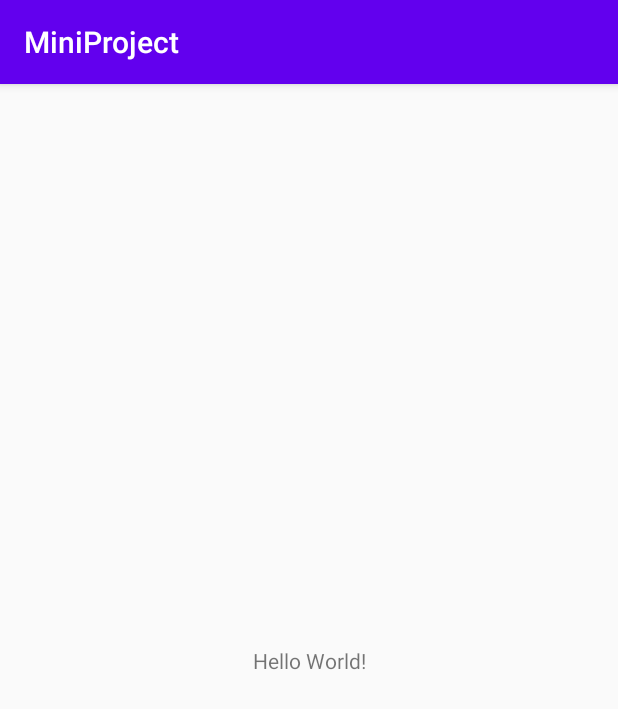
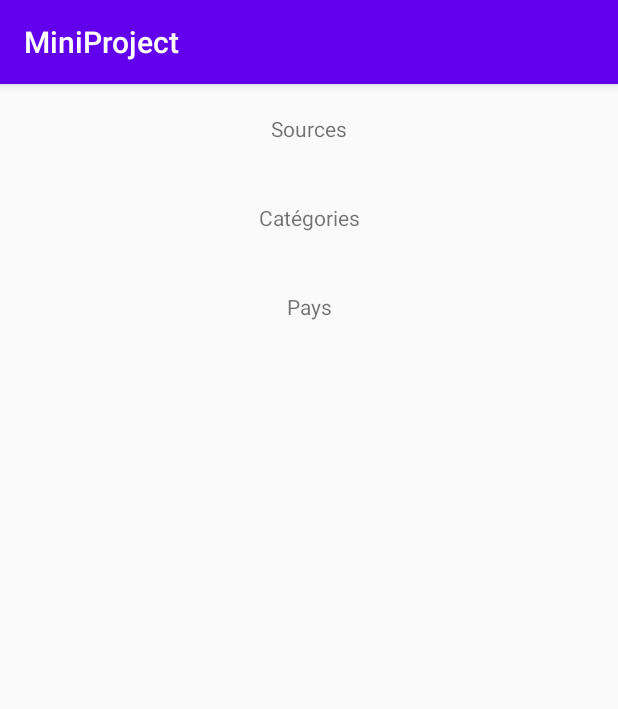
Before and after one commit to Hlefrant/BDDI_Kotlin_MiniProject, an Android app: the screen it shows after launch (MainActivity), on a phone screen of 412 x 824 dp. Shown: the top 709 px of the screen. Run offline under Robolectric (Android 15) with nearby library versions, the phone set to English and light mode, and no system bars.

Commit message:
Add ModesFragment / fragment_modes_view & mode click listener

```diff
--- a/app/build.gradle
+++ b/app/build.gradle
@@ -32,7 +32,9 @@ dependencies {
     implementation "org.jetbrains.kotlinx:kotlinx-coroutines-core:1.3.5"
     implementation "org.jetbrains.kotlinx:kotlinx-coroutines-android:1.3.5"
     implementation "androidx.lifecycle:lifecycle-runtime-ktx:2.3.0-alpha01"
-    implementation'androidx.recyclerview:recyclerview:1.1.0-beta04'
+    implementation'androidx.recyclerview:recyclerview:1.2.0-alpha02'
+
+    implementation project(":httpdata")
 
     implementation fileTree(dir: 'libs', include: ['*.jar'])
     implementation "org.jetbrains.kotlin:kotlin-stdlib-jdk7:$kotlin_version"
--- a/app/src/main/AndroidManifest.xml
+++ b/app/src/main/AndroidManifest.xml
@@ -3,7 +3,6 @@
     package="com.hugolefrant.miniproject">
 
     <uses-permission android:name="android.permission.INTERNET"/>
-
 
     <application
         android:allowBackup="true"
--- a/app/src/main/java/com/hugolefrant/miniproject/MainActivity.kt
+++ b/app/src/main/java/com/hugolefrant/miniproject/MainActivity.kt
@@ -2,11 +2,23 @@ package com.hugolefrant.miniproject
 
 import androidx.appcompat.app.AppCompatActivity
 import android.os.Bundle
+import androidx.fragment.app.Fragment
+import androidx.fragment.app.FragmentActivity
+import com.hugolefrant.miniproject.fragments.ModesFragment
 
 class MainActivity : AppCompatActivity() {
 
     override fun onCreate(savedInstanceState: Bundle?) {
         super.onCreate(savedInstanceState)
         setContentView(R.layout.activity_main)
+
+        change(ModesFragment())
     }
 }
+
+fun FragmentActivity.change(fragment: Fragment) {
+    supportFragmentManager.beginTransaction().apply {
+        replace(R.id.container, fragment)
+        addToBackStack(null)
+    }.commit()
+}
--- /dev/null
+++ b/app/src/main/java/com/hugolefrant/miniproject/adapters/ModeAdapter.kt
@@ -0,0 +1,40 @@
+package com.hugolefrant.miniproject.adapters
+
+import android.view.LayoutInflater
+import android.view.View
+import android.view.ViewGroup
+import android.widget.AdapterView
+import android.widget.TextView
+import androidx.recyclerview.widget.RecyclerView
+import com.hugolefrant.miniproject.R
+import models.Mode
+
+
+class ModeAdapter(private val dataset: List<Mode>, val itemClickListener: OnItemClickListener) : RecyclerView.Adapter<ModeAdapter.ViewHolder>() {
+    override fun onCreateViewHolder(parent: ViewGroup, viewType: Int): ViewHolder {
+        val rootView = LayoutInflater.from(parent.context)
+            .inflate(R.layout.mode_item, parent, false)
+        return ViewHolder(rootView)
+    }
+
+    override fun onBindViewHolder(holder: ViewHolder, position: Int) =
+        holder.bind(dataset[position], itemClickListener)
+
+    override fun getItemCount(): Int = dataset.size
+
+    class ViewHolder(val root: View) : RecyclerView.ViewHolder(root) {
+
+        fun bind(item: Mode, clickListener: OnItemClickListener) {
+            val txtviewName = root.findViewById<TextView>(R.id.mode_name)
+            txtviewName.text = item.name
+
+            root.setOnClickListener {
+                clickListener.onItemClicked(item)
+            }
+        }
+    }
+}
+
+interface OnItemClickListener{
+    fun onItemClicked(mode: Mode)
+}
--- /dev/null
+++ b/app/src/main/java/com/hugolefrant/miniproject/fragments/ChoiceFragment.kt
@@ -0,0 +1,45 @@
+package com.hugolefrant.miniproject.fragments
+
+import android.os.Bundle
+import android.view.LayoutInflater
+import android.view.View
+import android.view.ViewGroup
+import androidx.core.os.bundleOf
+import androidx.fragment.app.Fragment
+import androidx.recyclerview.widget.RecyclerView
+import com.hugolefrant.miniproject.R
+
+class ChoiceFragment: Fragment() {
+
+    private lateinit var recycler_view: RecyclerView
+
+    lateinit var modeList: List<Any>
+
+    override fun onCreateView(
+        inflater: LayoutInflater,
+        container: ViewGroup?,
+        savedInstanceState: Bundle?
+    ): View? {
+        return inflater.inflate(R.layout.fragment_choices_view,container,false)
+    }
+
+    override fun onViewCreated(view: View, savedInstanceState: Bundle?) {
+        super.onViewCreated(view, savedInstanceState)
+
+        /**var button = view.findViewById<Button>(R.id.btn_back)
+        button.setOnClickListener {
+            activity?.change(Categoriesfragment())
+        }**/
+
+        recycler_view = view.findViewById(R.id.recycler_view)
+    }
+
+    companion object {
+        const val ARGS_MODE = "ARGS_MODE"
+        fun newInstance(mode: List<Any>):ChoiceFragment {
+            return ChoiceFragment().apply {
+                modeList = mode
+            }
+        }
+    }
+}
--- /dev/null
+++ b/app/src/main/java/com/hugolefrant/miniproject/fragments/ModesFragment.kt
@@ -0,0 +1,53 @@
+package com.hugolefrant.miniproject.fragments
+
+import android.os.Bundle
+import android.view.LayoutInflater
+import android.view.View
+import android.view.ViewGroup
+import android.widget.Toast
+import androidx.fragment.app.Fragment
+import androidx.recyclerview.widget.LinearLayoutManager
+import androidx.recyclerview.widget.RecyclerView
+import com.hugolefrant.miniproject.R
+import com.hugolefrant.miniproject.adapters.ModeAdapter
+import com.hugolefrant.miniproject.adapters.OnItemClickListener
+import models.Mode
+
+class ModesFragment: Fragment(), OnItemClickListener {
+
+    private lateinit var recycler_view: RecyclerView
+
+    override fun onCreateView(
+        inflater: LayoutInflater,
+        container: ViewGroup?,
+        savedInstanceState: Bundle?
+    ): View? {
+        return inflater.inflate(R.layout.fragment_modes_view,container,false)
+    }
+
+    override fun onViewCreated(view: View, savedInstanceState: Bundle?) {
+        super.onViewCreated(view, savedInstanceState)
+
+        recycler_view = view.findViewById(R.id.recycler_view)
+        bindRecyclerView()
+    }
+
+    override fun onItemClicked(mode:Mode) {
+        Toast.makeText(context,"Mode ${mode.name}",Toast.LENGTH_LONG)
+            .show()
+
+        //activity?.change(ListArticleFragment.newInstance(category.title))
+
+    }
+
+    private fun bindRecyclerView() {
+        val modes = listOf(
+            Mode("Sources"),Mode("Catégories"),Mode("Pays")
+        )
+
+        val adapterRecycler = ModeAdapter(modes, this)
+
+        recycler_view.layoutManager = LinearLayoutManager(context)
+        recycler_view.adapter = adapterRecycler
+    }
+}
--- a/app/src/main/res/layout/activity_main.xml
+++ b/app/src/main/res/layout/activity_main.xml
@@ -4,15 +4,7 @@
     xmlns:tools="http://schemas.android.com/tools"
     android:layout_width="match_parent"
     android:layout_height="match_parent"
-    tools:context=".MainActivity">
-
-    <TextView
-        android:layout_width="wrap_content"
-        android:layout_height="wrap_content"
-        android:text="Hello World!"
-        app:layout_constraintBottom_toBottomOf="parent"
-        app:layout_constraintLeft_toLeftOf="parent"
-        app:layout_constraintRight_toRightOf="parent"
-        app:layout_constraintTop_toTopOf="parent" />
+    tools:context=".MainActivity"
+    android:id="@+id/container">
 
 </androidx.constraintlayout.widget.ConstraintLayout>
--- /dev/null
+++ b/app/src/main/res/layout/fragment_choices_view.xml
@@ -0,0 +1,6 @@
+<?xml version="1.0" encoding="utf-8"?>
+<androidx.constraintlayout.widget.ConstraintLayout
+    xmlns:android="http://schemas.android.com/apk/res/android" android:layout_width="match_parent"
+    android:layout_height="match_parent">
+
+</androidx.constraintlayout.widget.ConstraintLayout>
--- /dev/null
+++ b/app/src/main/res/layout/fragment_modes_view.xml
@@ -0,0 +1,19 @@
+<?xml version="1.0" encoding="utf-8"?>
+<androidx.constraintlayout.widget.ConstraintLayout xmlns:android="http://schemas.android.com/apk/res/android"
+    xmlns:app="http://schemas.android.com/apk/res-auto"
+    android:layout_width="match_parent"
+    android:layout_height="match_parent"
+    xmlns:tools="http://schemas.android.com/tools">
+
+
+    <androidx.recyclerview.widget.RecyclerView
+        android:id="@+id/recycler_view"
+        android:layout_width="0dp"
+        android:layout_height="0dp"
+        app:layout_constraintBottom_toBottomOf="parent"
+        app:layout_constraintEnd_toEndOf="parent"
+        app:layout_constraintStart_toStartOf="parent"
+        tools:listitem="@layout/mode_item"
+        app:layout_constraintTop_toTopOf="parent" />
+
+</androidx.constraintlayout.widget.ConstraintLayout>
--- /dev/null
+++ b/app/src/main/res/layout/mode_item.xml
@@ -0,0 +1,20 @@
+<?xml version="1.0" encoding="utf-8"?>
+<androidx.constraintlayout.widget.ConstraintLayout
+    xmlns:android="http://schemas.android.com/apk/res/android"
+    xmlns:app="http://schemas.android.com/apk/res-auto"
+    xmlns:tools="http://schemas.android.com/tools"
+    android:layout_width="match_parent"
+    android:layout_height="wrap_content"
+    android:padding="20dp">
+
+    <TextView
+        android:id="@+id/mode_name"
+        android:layout_width="wrap_content"
+        android:layout_height="wrap_content"
+        android:text="Name"
+        app:layout_constraintBottom_toBottomOf="parent"
+        app:layout_constraintEnd_toEndOf="parent"
+        app:layout_constraintStart_toStartOf="parent"
+        app:layout_constraintTop_toTopOf="parent" />
+
+</androidx.constraintlayout.widget.ConstraintLayout>
```
